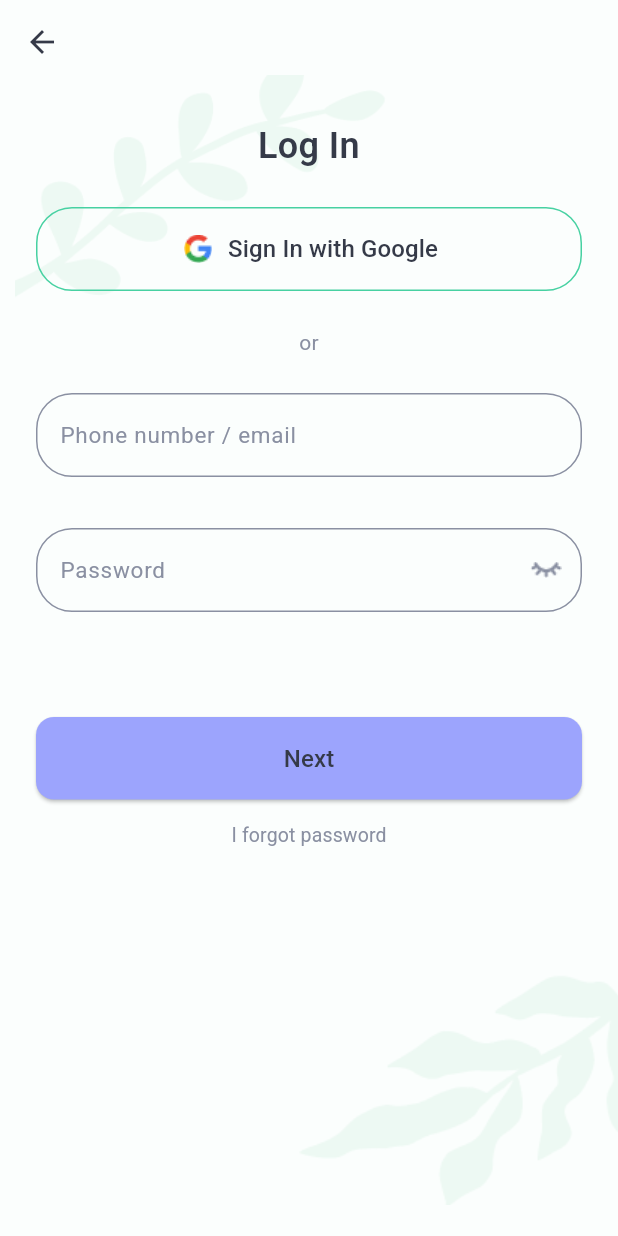
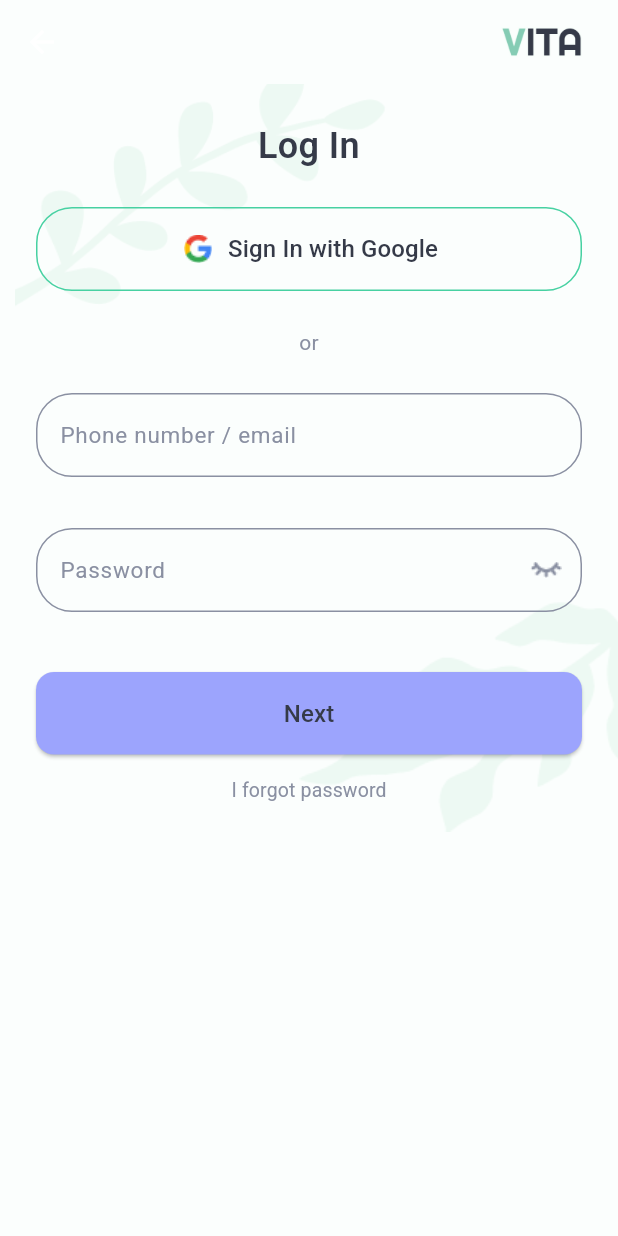
Before and after one commit to PervuhinRoman/GymBroForPress, a Flutter app: the screen it shows after launch, after a tap on "Sign In", on a phone screen of 412 x 824 dp. Run offline on Flutter 3.47's test engine with Material 3 defaults, Android fonts, the phone set to English and light mode, and no system bars; our stand-ins replace firebase_auth, firebase_core, flutter_riverpod, google_sign_in, logger, riverpod_annotation and 2 more; accounts and stored records are empty; generated files the repository leaves out were written again.

Commit message:
Refactor UI components across multiple screens; replace BackgroundWrapper with CustomAppBar in login and registration screens, and streamline HomeScreen by integrating ProfileScreen. Clean up unused code and comments for improved readability.

```diff
--- a/lib/core/theme/text_styles.dart
+++ b/lib/core/theme/text_styles.dart
@@ -3,7 +3,6 @@ import 'package:gymbro/core/theme/app_colors.dart';
 
 class AppTextStyles {
   static const String _fontFamily = 'Roboto';
-
 
   static const TextStyle robotoRegular = TextStyle(
     fontFamily: _fontFamily,
--- a/lib/core/widgets/background_wrapper.dart
+++ b/lib/core/widgets/background_wrapper.dart
@@ -24,12 +24,6 @@ class BackgroundWrapper extends StatelessWidget {
 
     return Stack(
       children: [
-        // Фоновый цвет
-        Container(
-          width: double.infinity,
-          height: double.infinity,
-          color: AppColors.background,
-        ),
         // Верхняя ветка
         Positioned(
           top: topBranchPadding?.top ?? 0,
--- a/lib/features/auth/presentation/screens/login_screen.dart
+++ b/lib/features/auth/presentation/screens/login_screen.dart
@@ -4,9 +4,11 @@ import 'package:gymbro/core/theme/app_colors.dart';
 import 'package:gymbro/core/theme/text_styles.dart';
 import 'package:gymbro/core/utils/routes.dart';
 import 'package:gymbro/core/widgets/background_wrapper.dart';
+import 'package:gymbro/core/widgets/custom_app_bar.dart';
 import 'package:gymbro/core/widgets/custom_text_field.dart';
 import 'package:flutter_gen/gen_l10n/app_localizations.dart';
 import 'package:gymbro/features/auth/services/auth_service.dart';
+
 class LoginScreen extends StatefulWidget {
   const LoginScreen({super.key});
 
@@ -31,9 +33,12 @@ class _LoginScreenState extends State<LoginScreen> {
   @override
   Widget build(BuildContext context) {
     final l10n = AppLocalizations.of(context)!;
-    return BackgroundWrapper(
+    return Scaffold(
+      // backgroundColor: Colors.transparent,
+      appBar: CustomAppBar(),
+      body: BackgroundWrapper(
         topBranchPadding: const EdgeInsets.only(
-        top: 50,
+          top: 0,
           left: 10,
         ),
         bottomBranchPadding: const EdgeInsets.only(
@@ -42,17 +47,7 @@ class _LoginScreenState extends State<LoginScreen> {
         ),
         topBranchWidth: MediaQuery.of(context).size.width * 0.6,
         bottomBranchWidth: MediaQuery.of(context).size.width * 0.6,
-      child: Scaffold(
-        backgroundColor: Colors.transparent,
-        appBar: AppBar(
-          backgroundColor: Colors.transparent,
-          elevation: 0,
-          leading: IconButton(
-            icon: const Icon(Icons.arrow_back, color: AppColors.primaryText),
-            onPressed: () => Navigator.pop(context),
-          ),
-        ),
-        body: SingleChildScrollView(
+        child: SingleChildScrollView(
           padding: const EdgeInsets.all(24.0),
           child: Column(
             crossAxisAlignment: CrossAxisAlignment.start,
@@ -68,16 +63,12 @@ class _LoginScreenState extends State<LoginScreen> {
 
               // Google Sign In Button
               OutlinedButton(
-
                 onPressed: () async {
                   setState(() => _isLoading = true);
                   try {
                     final user = await _authService.signInWithGoogle();
                     if (user != null && mounted) {
-                      Navigator.pushNamed(
-                        context,
-                        RouteNames.home
-                        );
+                      Navigator.pushNamed(context, RouteNames.home);
                     }
                   } catch (e) {
                     ScaffoldMessenger.of(context).showSnackBar(
@@ -138,13 +129,12 @@ class _LoginScreenState extends State<LoginScreen> {
                   });
                 },
               ),
-              const SizedBox(height: 70),
+              const SizedBox(height: 40),
 
               // Login Button
               SizedBox(
                 width: double.infinity,
                 child: ElevatedButton(
-
                   onPressed: _isLoading
                       ? null
                       : () async {
--- a/lib/features/auth/presentation/screens/welcome_screen.dart
+++ b/lib/features/auth/presentation/screens/welcome_screen.dart
@@ -12,7 +12,8 @@ class WelcomeScreen extends StatelessWidget {
   Widget build(BuildContext context) {
     final l10n = AppLocalizations.of(context)!;
 
-    return BackgroundWrapper(
+    return Scaffold(
+        body: BackgroundWrapper(
       topBranchPadding: const EdgeInsets.only(
         top: 50,
         left: 10,
@@ -23,12 +24,9 @@ class WelcomeScreen extends StatelessWidget {
       ),
       topBranchWidth: MediaQuery.of(context).size.width * 0.6,
       bottomBranchWidth: MediaQuery.of(context).size.width * 0.6,
-        child: Scaffold(
-          backgroundColor: Colors.transparent,
-          body: SafeArea(
+      child: SafeArea(
         child: Padding(
-              padding:
-                  const EdgeInsets.only(left: 24.0, right: 24.0, bottom: 12),
+          padding: const EdgeInsets.only(left: 24.0, right: 24.0, bottom: 12),
           child: Column(
             children: [
               const Expanded(
@@ -60,7 +58,8 @@ class WelcomeScreen extends StatelessWidget {
               const SizedBox(height: 24), // Отступ после иллюстрации
               Text(
                 l10n.welcomeDescription,
-                    style: AppTextStyles.robotoSemiBold.copyWith(fontSize: 24),
+                style: Theme.of(context).textTheme.headlineLarge,
+                // style: AppTextStyles.robotoSemiBold.copyWith(fontSize: 24),
                 textAlign: TextAlign.center,
               ),
               const SizedBox(height: 48), // Отступ перед кнопками
--- a/lib/features/home/presentation/screens/home_screen.dart
+++ b/lib/features/home/presentation/screens/home_screen.dart
@@ -3,6 +3,7 @@ import 'package:flutter_gen/gen_l10n/app_localizations.dart';
 import 'package:flutter_riverpod/flutter_riverpod.dart';
 import 'package:gymbro/core/providers/app_settings_provider.dart';
 import 'package:gymbro/core/providers/tab_provider.dart';
+import 'package:gymbro/features/profile/presentation/profile_screen.dart';
 
 import '../../../calendar/calendar.dart';
 import '../../../tinder/tinder.dart';
@@ -96,7 +97,7 @@ class _HomeScreenState extends ConsumerState<HomeScreen>
         children: const [
           Calendar(),
           TinderScreen(),
-          TinderScreen(),
+          ProfileScreen(),
         ],
       ),
       bottomNavigationBar: BottomNavigationBar(
```
Also changed, not shown: lib/core/utils/routes.dart (+2 -11 lines), lib/features/auth/presentation/screens/registration_screen.dart (+5 -18 lines), lib/features/profile/presentation/profile_screen.dart (added, +48 -0 lines). Lines whose indentation alone changed are shown as unchanged.
